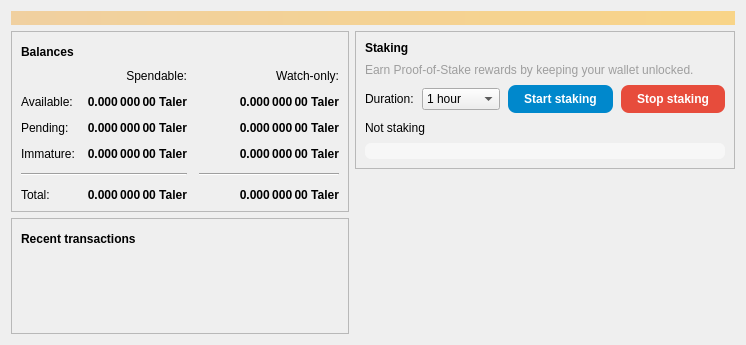
This is src/qt/forms/overviewpage.ui in abkvme/taler as Qt 5 draws it before an edit. The edited form follows.
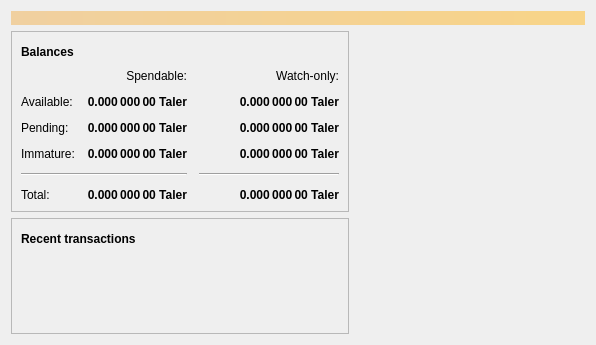
This is the edited form. Icons and pictures are not drawn.

Commit message: [ADD] v0.20.1 staking & mining per wallet, Earn page, docs

Patch:
```diff
--- a/src/qt/forms/overviewpage.ui
+++ b/src/qt/forms/overviewpage.ui
@@ -504,152 +504,6 @@
      </item>
      <item>
       <layout class="QVBoxLayout" name="verticalLayout_3">
-       <item>
-        <widget class="QFrame" name="stakingFrame">
-         <property name="frameShape">
-          <enum>QFrame::StyledPanel</enum>
-         </property>
-         <property name="frameShadow">
-          <enum>QFrame::Raised</enum>
-         </property>
-         <property name="styleSheet">
-          <string notr="true">QPushButton#startStakingButton { background-color: #0088cc; color: white; border: none; border-radius: 8px; padding: 7px 16px; font-weight: bold; }
-QPushButton#startStakingButton:hover { background-color: #17a0e6; }
-QPushButton#startStakingButton:disabled { background-color: #95a5a6; color: #ecf0f1; }
-QPushButton#stopStakingButton { background-color: #e74c3c; color: white; border: none; border-radius: 8px; padding: 7px 16px; font-weight: bold; }
-QPushButton#stopStakingButton:hover { background-color: #c0392b; }
-QProgressBar#stakingProgressBar { border: none; border-radius: 6px; background-color: palette(alternate-base); height: 8px; text-align: center; }
-QProgressBar#stakingProgressBar::chunk { background-color: qlineargradient(x1: 0, y1: 0, x2: 1, y2: 0, stop: 0 #0088cc, stop: 1 #17a0e6); border-radius: 6px; }</string>
-         </property>
-         <layout class="QVBoxLayout" name="stakingLayout">
-          <property name="spacing">
-           <number>8</number>
-          </property>
-          <item>
-           <widget class="QLabel" name="labelStakingTitle">
-            <property name="font">
-             <font>
-              <weight>75</weight>
-              <bold>true</bold>
-             </font>
-            </property>
-            <property name="text">
-             <string>Staking</string>
-            </property>
-           </widget>
-          </item>
-          <item>
-           <widget class="QLabel" name="labelStakingSubtitle">
-            <property name="styleSheet">
-             <string notr="true">color: #9e9e9e;</string>
-            </property>
-            <property name="text">
-             <string>Earn Proof-of-Stake rewards by keeping your wallet unlocked.</string>
-            </property>
-            <property name="wordWrap">
-             <bool>true</bool>
-            </property>
-           </widget>
-          </item>
-          <item>
-           <layout class="QHBoxLayout" name="stakingDurationLayout">
-            <item>
-             <widget class="QLabel" name="labelStakingDuration">
-              <property name="text">
-               <string>Duration:</string>
-              </property>
-             </widget>
-            </item>
-            <item>
-             <widget class="QComboBox" name="stakingDurationCombo">
-              <item>
-               <property name="text">
-                <string>1 hour</string>
-               </property>
-              </item>
-              <item>
-               <property name="text">
-                <string>6 hours</string>
-               </property>
-              </item>
-              <item>
-               <property name="text">
-                <string>24 hours</string>
-               </property>
-              </item>
-              <item>
-               <property name="text">
-                <string>7 days</string>
-               </property>
-              </item>
-              <item>
-               <property name="text">
-                <string>30 days</string>
-               </property>
-              </item>
-             </widget>
-            </item>
-            <item>
-             <spacer name="stakingDurationSpacer">
-              <property name="orientation">
-               <enum>Qt::Horizontal</enum>
-              </property>
-              <property name="sizeHint" stdset="0">
-               <size>
-                <width>20</width>
-                <height>20</height>
-               </size>
-              </property>
-             </spacer>
-            </item>
-            <item>
-             <widget class="QPushButton" name="startStakingButton">
-              <property name="text">
-               <string>Start staking</string>
-              </property>
-              <property name="cursor">
-               <cursorShape>PointingHandCursor</cursorShape>
-              </property>
-             </widget>
-            </item>
-            <item>
-             <widget class="QPushButton" name="stopStakingButton">
-              <property name="visible">
-               <bool>false</bool>
-              </property>
-              <property name="text">
-               <string>Stop staking</string>
-              </property>
-              <property name="cursor">
-               <cursorShape>PointingHandCursor</cursorShape>
-              </property>
-             </widget>
-            </item>
-           </layout>
-          </item>
-          <item>
-           <widget class="QLabel" name="stakingStatusLabel">
-            <property name="text">
-             <string>Not staking</string>
-            </property>
-           </widget>
-          </item>
-          <item>
-           <widget class="QProgressBar" name="stakingProgressBar">
-            <property name="maximum">
-             <number>100</number>
-            </property>
-            <property name="value">
-             <number>0</number>
-            </property>
-            <property name="textVisible">
-             <bool>false</bool>
-            </property>
-           </widget>
-          </item>
-         </layout>
-        </widget>
-       </item>
        <item>
         <spacer name="verticalSpacer_2">
          <property name="orientation">
```
The commit also changes 49 other files.
